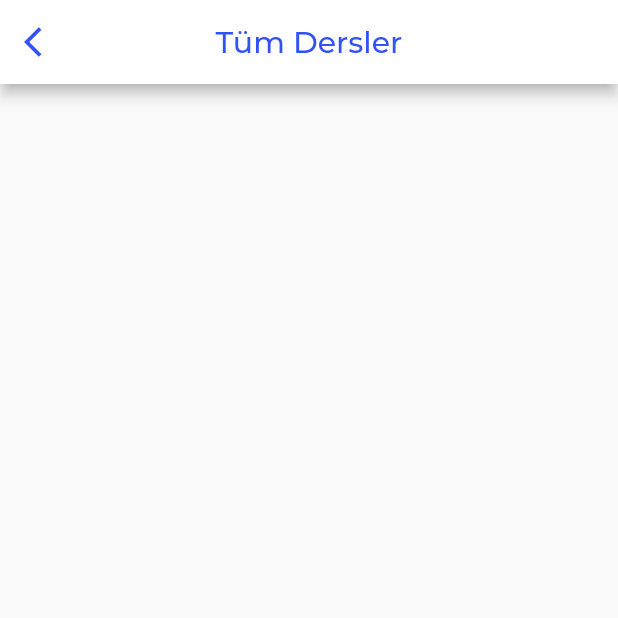
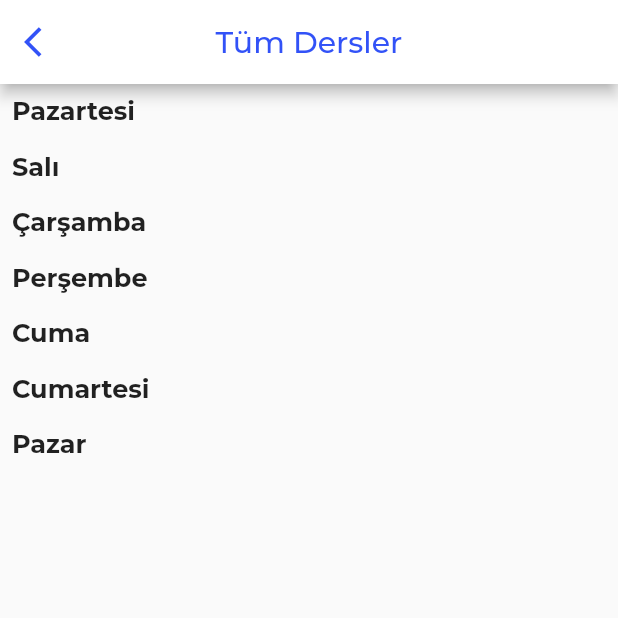
Before and after one commit to zubeydecivelek/Junior_app, a Flutter app: the screen it shows once a user with an empty profile is signed in, after a tap on "Tümünü Gör", on a phone screen of 412 x 824 dp, the top half of it. Run offline on Flutter 3.47's test engine with Material 2 defaults, Android fonts, the phone set to English and light mode, and no system bars; our stand-ins replace animated_splash_screen, card_swiper, cloud_firestore, firebase_auth, firebase_core, firebase_storage and 7 more; missing offline and left inert: country_codes, decorated_icon, fl_country_code_picker, flutter_share, launch_review; accounts and stored records are empty.

```diff
--- a/lib/Pages/HomePage.dart
+++ b/lib/Pages/HomePage.dart
@@ -201,7 +201,7 @@ class _HomePageState extends State<HomePage> {
             ),
 
             Container(
-              height: height * 0.45,
+              height: height * 0.5,
               //width: width*0.6,
               child: StreamBuilder(
                 stream: FirebaseFirestore.instance
@@ -394,7 +394,7 @@ class _HomePageState extends State<HomePage> {
             ),
 
             Container(
-              height: height * 0.45,
+              height: height * 0.5,
               child: PageView.builder(
                   controller: PageController(viewportFraction: 0.7),
                   itemCount: tomorrowLecture.length,
--- a/lib/Pages/LecturesPage.dart
+++ b/lib/Pages/LecturesPage.dart
@@ -10,6 +10,20 @@ class LecturesPage extends StatefulWidget {
   State<LecturesPage> createState() => _LecturesPageState();
 }
 class _LecturesPageState extends State<LecturesPage> {
+ List<LectureModel> monday= [];
+ List<LectureModel> tuesday = [];
+ List<LectureModel> wednesday = [];
+ List<LectureModel> thursday = [];
+ List<LectureModel> friday = [];
+ List<LectureModel> saturday = [];
+ List<LectureModel> sunday = [];
+ List<LectureModel> selectedDay = [];
+ String dayTitle="";
+  @override
+  void initState() {
+    dayClassification(widget.lectureList);
+    super.initState();
+  }
   @override
   Widget build(BuildContext context) {
     return Scaffold(
@@ -29,77 +43,82 @@ class _LecturesPageState extends State<LecturesPage> {
             ListView.builder(
               physics: NeverScrollableScrollPhysics(),
               shrinkWrap: true,
-              itemCount: widget.lectureList.length,
+              itemCount: 7,
                 itemBuilder: ((context, index) {
+                 daySelection(index);
+                 dayTitleSelection(index);
+                 print("buraya geld..selected day:$selectedDay,$index");
                   return Padding(
                     padding: const EdgeInsets.all(8.0),
-                    child: Material(
-                      borderRadius: BorderRadius.circular(20),                      elevation: 6,
-                      child: Container(
-                        height: MediaQuery.of(context).size.height*0.5,
-                      decoration: BoxDecoration(
-
-                      ),
                     child: Column(
                       crossAxisAlignment: CrossAxisAlignment.start,
                       children: [
+                        Text(dayTitle,style: TextStyle(fontWeight: FontWeight.bold,fontSize: 17,color: Colors.black87),),
                         Container(
-                            height: MediaQuery.of(context).size.height*0.2,
-                            child: Center(child: Text("GORSEL")),
+                          child: ListView.builder(
+                              physics: NeverScrollableScrollPhysics(),
+                              shrinkWrap: true,
+                              itemCount: selectedDay.length,
+                              itemBuilder: ((context,index){
+                                print("print title:${selectedDay[index].title}");
+                                return Padding(
+                                  padding: const EdgeInsets.all(8.0),
+                                  child: Row(
+                                    children: [
+                                      Container(
+                                        height: MediaQuery.of(context).size.height*0.12,
+                                        width: MediaQuery.of(context).size.width*0.4,
                                         decoration: BoxDecoration(
-                              borderRadius: BorderRadius.only(
-                                  topRight:Radius.circular(20),
-                                  topLeft:Radius.circular(20) ),
+                                          borderRadius: BorderRadius.circular(10),
                                           image: DecorationImage(
                                             fit: BoxFit.cover,
-                             image: NetworkImage(widget.lectureList[index].imageLink),
+                                            image: NetworkImage(selectedDay[index].imageLink),
                                           ),
                                         ),
                                       ),
                                       Padding(
-                            padding: const EdgeInsets.all(4.0),
-                            child: Text("${widget.lectureList[index].time.toDate().hour}:${widget.lectureList[index].time.toDate().minute}",style: TextStyle(fontSize: 17),),
+                                        padding: const EdgeInsets.all(8.0),
+                                        child: Column(
+                                          crossAxisAlignment: CrossAxisAlignment.start,
+                                          children: [
+                                            Row(
+                                              children: [
+                                                Icon(Icons.watch_later_outlined),
+                                                Text(" ${selectedDay[index].time.toDate().hour}:${selectedDay[index].time.toDate().minute}",style: TextStyle(fontWeight: FontWeight.bold),),
+                                              ],
                                             ),
                                             Padding(
                                               padding: const EdgeInsets.all(4.0),
-                            child: Text("${widget.lectureList[index].title}",style: TextStyle(fontSize: 25),),
+                                              child: Text(selectedDay[index].title,style: TextStyle(fontWeight: FontWeight.bold),overflow: TextOverflow.ellipsis,),
                                             ),
                                             Row(
                                               children: [
-                              Padding(
-                                padding: const EdgeInsets.all(8.0),
-                                child: Container(
-                                  height: 35,width: 35,
-                                  child: Center(child: Text("PP")),
+                                                Container(
+                                                  height: 25, width: 25,
                                                   decoration: BoxDecoration(
-                                    color: Colors.grey,
                                                     borderRadius: BorderRadius.circular(30),
                                                     image: DecorationImage(
-                                      image:NetworkImage(widget.lectureList[index].publishedByNameAndPP[
-                                      "ppLink"]!),
+                                                      fit: BoxFit.cover,
+                                                      image: NetworkImage(
+                                                          selectedDay[index].imageLink),
                                                     ),
                                                   ),
                                                 ),
+                                                Padding(
+                                                  padding: const EdgeInsets.only(left: 4.0),
+                                                  child: Text("publishedbyName",style: TextStyle(fontSize: 12),),
                                                 ),
-                              Text(widget.lectureList[index].publishedByNameAndPP["Name"]!,style: TextStyle(fontSize: 15),),
                                               ],
                                             ),
-                          Center(
-                            child: ElevatedButton(
-                                onPressed: (){
-                                Navigator.of(context).push(MaterialPageRoute(builder: (context)=>DetailsLecturePage(lectureObj: widget.lectureList[index],)));
-                                },
-                                child: Text("Detayları Gör",style: TextStyle(fontWeight: FontWeight.bold),),
-                              style: ElevatedButton.styleFrom(
-                                shape: new RoundedRectangleBorder(
-                                  borderRadius: new BorderRadius.circular(30.0),
-                                ),
-                              ),
+                                          ],
                                         ),
                                       ),
                                     ],
                                   ),
+                                );
+                          })),
                         ),
+                      ],
                     ),
                   );
                 }),
@@ -111,4 +130,57 @@ class _LecturesPageState extends State<LecturesPage> {
       ),
     );
   }
+  void dayClassification(List<LectureModel> lectureList){
+    for(LectureModel lectureObj in lectureList){
+      print("lectureobjenin weekday degeri:${lectureObj.time.toDate().weekday}");
+      switch(lectureObj.time.toDate().weekday){
+        case 1:
+          monday.add(lectureObj);
+          break;
+        case 2:
+          tuesday.add(lectureObj);
+          break;
+        case 3:
+          wednesday.add(lectureObj);
+          break;
+        case 4:
+          thursday.add(lectureObj);
+          break;
+        case 5:
+          friday.add(lectureObj);
+          break;
+        case 6:
+          saturday.add(lectureObj);
+          break;
+        case 7:
+          sunday.add(lectureObj);
+          break;
+
+
       }
+    }
+
+  }
+  void daySelection(int index){
+    switch(index){
+      case 0: selectedDay=monday; break;
+      case 1: selectedDay=tuesday; break;
+      case 2: selectedDay=wednesday; break;
+      case 3: selectedDay=thursday; break;
+      case 4: selectedDay=friday; break;
+      case 5: selectedDay=saturday; break;
+      case 6: selectedDay=sunday; break;
+    }
+  }
+  void dayTitleSelection(int index){
+    switch(index){
+      case 0: dayTitle="Pazartesi"; break;
+      case 1:dayTitle="Salı"; break;
+      case 2: dayTitle="Çarşamba"; break;
+      case 3: dayTitle="Perşembe"; break;
+      case 4: dayTitle="Cuma"; break;
+      case 5: dayTitle="Cumartesi"; break;
+      case 6: dayTitle="Pazar"; break;
+    }
+  }
+}
```
Lines whose indentation alone changed are shown as unchanged.
